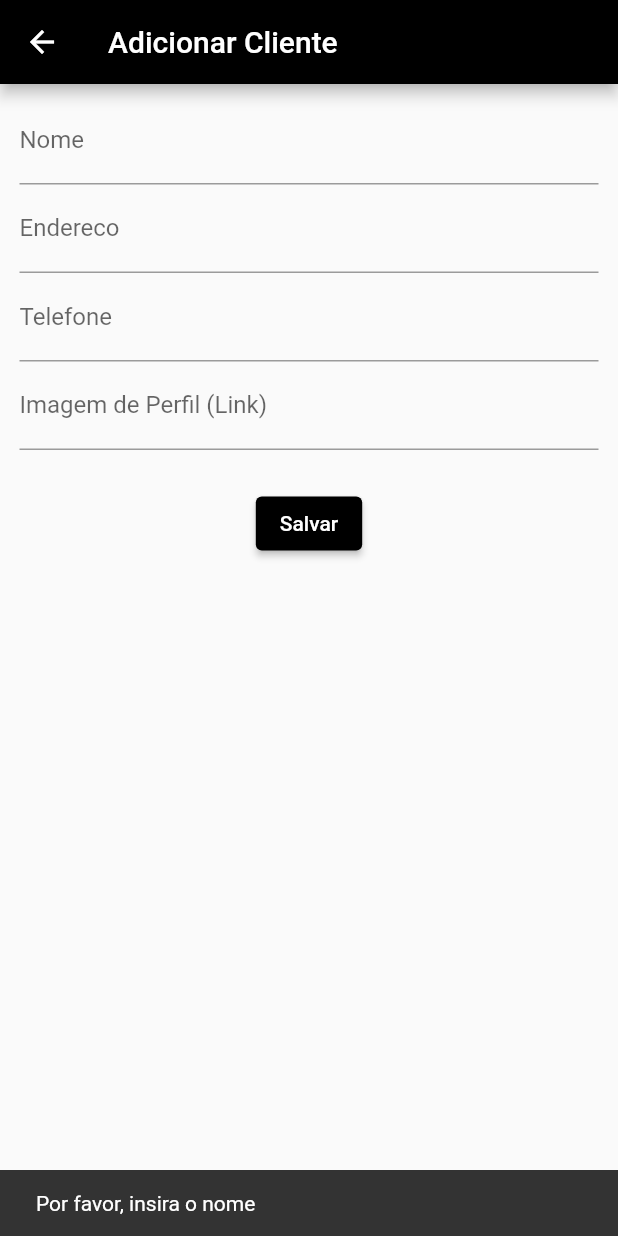
After one commit to LIL-YKY/AtmConsultorias, a Flutter app: the AdicionarCliente screen opened directly, after a tap on "Salvar", on a phone screen of 412 x 824 dp. The commit adds this screen. Run offline on Flutter 3.47's test engine with Material 2 defaults, Android fonts, the phone set to English and light mode, and no system bars; our stand-ins replace get, shared_preferences, sqflite; accounts and stored records are empty.

Commit message:
Alteracao no bd, novas funcionalidades, criacao de telas e componentes relacionado a tela Servicos e Clientes

```diff
--- a/lib/data/controller/clientesController.dart
+++ b/lib/data/controller/clientesController.dart
@@ -1,17 +1,56 @@
 import 'package:get/get.dart';
-import 'package:atm/data/database/dummy_cliente.dart';
-import '../models/cliente.dart';
+import 'package:atm/data/models/cliente.dart';
+import 'package:atm/data/database/atm_db.dart';
+import 'package:atm/data/database/database_service.dart';
 
-class ClientesController extends GetxController {
-  final _items = RxList<Cliente>(DUMMY_CLIENTES.values.toList());
 
-  List<Cliente> get all => _items;
+class ClienteController extends GetxController {
+  // Criar uma lista observável de clientes
+  var clientes = [].obs;
 
-  int get count => _items.length;
-
-  Cliente byIndex(int i){
-    return _items.value.elementAt(i);
+  @override
+  void onInit() {
+    super.onInit();
+    fetchClientes();
   }
 
+  void fetchClientes() async {
+    var dbClient = await DatabaseService().database;
+    List<Map> list = await dbClient.rawQuery('SELECT * FROM Cliente');
+    list.forEach((element) {
+      clientes.add(Cliente.fromMap(element.cast<String, dynamic>()));
+    });
+  }
 
+  void addCliente(Cliente cliente) async {
+    var dbClient = await DatabaseService().database;
+    cliente.id = await dbClient.insert('Cliente', cliente.toMap());
+    clientes.add(cliente);
+  }
+
+  void updateCliente(Cliente cliente) async {
+    var dbClient = await DatabaseService().database;
+    await dbClient.update(
+      'Cliente',
+      cliente.toMap(),
+      where: 'id = ?',
+      whereArgs: [cliente.id],
+    );
+
+    int index = clientes.indexWhere((c) => c.id == cliente.id);
+    if (index != -1) {
+      clientes[index] = cliente;
+    }
+  }
+
+  void deleteCliente(Cliente cliente) async {
+    var dbClient = await DatabaseService().database;
+    await dbClient.delete(
+      'Cliente',
+      where: 'id = ?',
+      whereArgs: [cliente.id],
+    );
+
+    clientes.remove(cliente);
+  }
 }
--- a/lib/data/controller/validacoes.dart
+++ b/lib/data/controller/validacoes.dart
@@ -1,4 +1,4 @@
-class Validacoes {
+class validacaoLogin {
   static String validarNomeUsuario(String value) {
     if (value.isEmpty) {
       return 'Por favor, insira um nome de usuário';
@@ -19,3 +19,48 @@ class Validacoes {
     return 'correto';
   }
 }
+
+class validacaoAddCliente{
+  String validarNome(String? valor) {
+    if (valor == null || valor.isEmpty) {
+      return 'Por favor, insira o nome';
+    }
+    return "correto";
+  }
+
+  String validarEndereco(String? valor) {
+    if (valor == null || valor.isEmpty) {
+      return 'Por favor, insira o endereço';
+    }
+    return "correto";
+  }
+
+  String validarTelefone(String? valor) {
+    if (valor == null || valor.isEmpty) {
+      return 'Por favor, insira o telefone';
+    }
+    return "correto";
+  }
+
+  String validarImagemPerfil(String? valor) {
+    if (valor == null || valor.isEmpty) {
+      return 'Por favor, insira o link da imagem de perfil';
+    }
+    return "correto";
+  }
+}
+
+class validacaoAddServico{
+  String validarDescicao(String? valor) {
+    if (valor == null || valor.isEmpty) {
+      return 'Por favor, insira o serviço';
+    }
+    return "correto";
+  }
+  String validarValor(String? valor) {
+    if (valor == null || valor.isEmpty) {
+      return 'Por favor, insira o Valor';
+    }
+    return "correto";
+  }
+}
--- a/lib/data/database/atm_db.dart
+++ b/lib/data/database/atm_db.dart
@@ -95,8 +95,9 @@ class AtmDB {
 
   Future<void> deleteServico(int id) async {
     final db = await database;
-    await db.delete(
+    await db.update(
       tableServicos,
+      {'deletado': 1},
       where: 'id = ?',
       whereArgs: [id],
     );
--- a/lib/data/database/dummy_cliente.dart
+++ b/lib/data/database/dummy_cliente.dart
@@ -1,32 +1,32 @@
 import 'package:atm/data/models/cliente.dart';
-
+/*
 const DUMMY_CLIENTES = {
   '1': const Cliente (
     id: '1',
-    name: 'Maria',
-    email: 'maria@Cliente.com.br',
-    avatarurl: 'https://cdn.pixabay.com/photo/2018/02/24/10/03/orange-3177693_1280.png',
+    nome: 'Maria',
+    endereco: 'maria@Cliente.com.br',
+    imagemPerfil: 'https://cdn.pixabay.com/photo/2018/02/24/10/03/orange-3177693_1280.png',
   ),
 
   '2': const Cliente (
     id: '2',
-    name: 'Joseph',
-    email: 'joseph@Cliente.com.br',
-    avatarurl: 'https://cdn.pixabay.com/photo/2018/05/26/18/06/dog-3431913_1280.jpg',
+    nome: 'Joseph',
+    endereco: 'joseph@Cliente.com.br',
+    imagemPerfil: 'https://cdn.pixabay.com/photo/2018/05/26/18/06/dog-3431913_1280.jpg',
   ),
 
   '3': const Cliente (
     id: '3',
-    name: 'Akin',
-    email: 'akin@Cliente.com.br',
-    avatarurl: 'https://cdn.pixabay.com/photo/2020/10/05/02/36/dragon-5627995_1280.png',
+    nome: 'Akin',
+    endereco: 'akin@Cliente.com.br',
+    imagemPerfil: 'https://cdn.pixabay.com/photo/2020/10/05/02/36/dragon-5627995_1280.png',
   ),
 
   '4': const Cliente (
     id: '4',
-    name: 'Kira',
-    email: 'kira@Cliente.com.br',
-    avatarurl: 'https://cdn.pixabay.com/photo/2012/04/26/19/47/penguin-42936_1280.png',
+    nome: 'Kira',
+    endereco: 'kira@Cliente.com.br',
+    imagemPerfil: 'https://cdn.pixabay.com/photo/2012/04/26/19/47/penguin-42936_1280.png',
   ),
 
-};
+};*/
--- a/lib/data/models/cliente.dart
+++ b/lib/data/models/cliente.dart
@@ -1,13 +1,38 @@
 class Cliente {
-  final String id;
-  final String name;
-  final String email;
-  final String avatarurl;
+  int id;
+  String nome;
+  String endereco;
+  String telefone;
+  String imagemPerfil;
+  int deletado;
 
-  const Cliente({
+  Cliente({
     required this.id,
-    required this.name,
-    required this.email,
-    required this.avatarurl
+    required this.nome,
+    required this.endereco,
+    required this.telefone,
+    required this.imagemPerfil,
+    required this.deletado,
   });
+
+  // Converter um Cliente em um Map
+  Map<String, dynamic> toMap() {
+    return {
+      'id': id,
+      'nome': nome,
+      'endereco': endereco,
+      'telefone': telefone,
+      'imagemPerfil': imagemPerfil,
+      'deletado': deletado,
+    };
+  }
+
+  // Converter um Map em um Cliente
+  Cliente.fromMap(Map<String, dynamic> map)
+      : id = map['id'],
+        nome = map['nome'],
+        endereco = map['endereco'],
+        telefone = map['telefone'],
+        imagemPerfil = map['imagemPerfil'],
+        deletado = map['deletado'];
 }
--- a/lib/ui/components/cliente_tile.dart
+++ b/lib/ui/components/cliente_tile.dart
@@ -9,13 +9,13 @@ class ClienteTile extends StatelessWidget {
 
   @override
   Widget build(BuildContext context) {
-    ClientesController clientesController;
-    final avatar= cliente.avatarurl == null || cliente.avatarurl.isEmpty ? CircleAvatar(child: Icon(Icons.person))
-        :CircleAvatar(backgroundImage: NetworkImage(cliente.avatarurl));
+    ClienteController clientesController;
+    final avatar= cliente.imagemPerfil == null || cliente.imagemPerfil.isEmpty ? CircleAvatar(child: Icon(Icons.person))
+        :CircleAvatar(backgroundImage: NetworkImage(cliente.imagemPerfil));
     return ListTile(
       leading: avatar,
-      title: Text(cliente.name),
-      subtitle: Text(cliente.email),
+      title: Text(cliente.nome),
+      subtitle: Text(cliente.endereco),
       trailing: Container(
         width: 100,
         child: Row( children: <Widget>[
--- /dev/null
+++ b/lib/ui/components/my_elevatedButton.dart
@@ -0,0 +1,72 @@
+import 'package:flutter/material.dart';
+
+class MyElevatedButton extends StatelessWidget {
+  final String texto;
+  final VoidCallback funcao;
+  final Color corCima;
+  final Color corFundo;
+
+  const MyElevatedButton({
+    Key? key,
+    required this.texto,
+    required this.funcao,
+    required this.corCima,
+    required this.corFundo,
+  }) : super(key: key);
+
+  @override
+  Widget build(BuildContext context) {
+    return ElevatedButton(
+      onPressed: funcao,
+      child: Text(texto),
+      style: ButtonStyle(
+        backgroundColor: MaterialStateProperty.all(corFundo),
+        foregroundColor: MaterialStateProperty.all(corCima),
+      ),
+    );
+  }
+}
+class MyElevatedButton2 extends StatelessWidget {
+  final String texto;
+  final VoidCallback funcao;
+
+  const MyElevatedButton2({
+    Key? key,
+    required this.texto,
+    required this.funcao,
+  }) : super(key: key);
+
+  @override
+  Widget build(BuildContext context) {
+    return ElevatedButton(
+      onPressed: funcao,
+      child: Text(texto),
+      style: ButtonStyle(
+        backgroundColor: MaterialStateProperty.all(Colors.black),
+        foregroundColor: MaterialStateProperty.all(Colors.white),
+      ),
+    );
+  }
+}
+
+
+class MyElevatedButtonSalvar extends StatelessWidget {
+  final VoidCallback funcao;
+
+  const MyElevatedButtonSalvar({
+    Key? key,
+    required this.funcao,
+  }) : super(key: key);
+
+  @override
+  Widget build(BuildContext context) {
+    return ElevatedButton(
+      onPressed: funcao,
+      child: Text("Salvar"),
+      style: ButtonStyle(
+        backgroundColor: MaterialStateProperty.all(Colors.black),
+        foregroundColor: MaterialStateProperty.all(Colors.white),
+      ),
+    );
+  }
+}
--- a/lib/ui/components/my_textfield.dart
+++ b/lib/ui/components/my_textfield.dart
@@ -34,3 +34,41 @@ class MyTextField extends StatelessWidget {
     );
   }
 }
+
+class MyTextField2 extends StatelessWidget {
+  final controller;
+  final String hintText;
+  final String labelText;
+  final bool obscureText;
+
+  const MyTextField2({
+    super.key,
+    required this.controller,
+    required this.hintText,
+    required this.labelText,
+    required this.obscureText,
+  });
+
+  @override
+  Widget build(BuildContext context) {
+    return Padding(padding: EdgeInsets.symmetric(horizontal: 5.0),
+      child: TextField(
+        controller: controller,
+        obscureText: obscureText,
+        decoration: InputDecoration(
+            labelText: labelText,
+            /*enabledBorder: const OutlineInputBorder(
+              borderSide: BorderSide(color: Colors.white),
+            ),
+            focusedBorder: OutlineInputBorder(
+              borderSide: BorderSide(color: Colors.grey.shade400),
+            ),
+            fillColor: Colors.grey.shade200,
+            filled: true,*/
+            hintText: hintText,
+            hintStyle: TextStyle(color: Colors.grey[700])),
+
+      ),
+    );
+  }
+}
--- /dev/null
+++ b/lib/ui/pages/telaAddCliente.dart
@@ -0,0 +1,104 @@
+import 'package:atm/data/controller/validacoes.dart';
+import 'package:atm/ui/components/my_elevatedButton.dart';
+import 'package:atm/ui/components/my_textfield.dart';
+import 'package:flutter/material.dart';
+import 'package:get/get.dart';
+
+import '../../data/controller/clientesController.dart';
+import '../../data/models/cliente.dart';
+
+class AdicionarCliente extends StatelessWidget {
+  final nomeController = TextEditingController();
+  final enderecoController = TextEditingController();
+  final telefoneController = TextEditingController();
+  final imagemPerfilController = TextEditingController();
+
+  @override
+  Widget build(BuildContext context) {
+    return Scaffold(
+      appBar: AppBar(
+        title: Text('Adicionar Cliente'),
+        backgroundColor: Colors.black,
+      ),
+      body: Padding(
+        padding: const EdgeInsets.all(8.0),
+        child: Column(
+          children: <Widget>[
+            MyTextField2(
+              controller: nomeController,
+              hintText: '',
+              labelText: "Nome",
+              obscureText: false,
+            ),
+            MyTextField2(
+              controller: enderecoController,
+              hintText: '',
+              labelText: "Endereco",
+              obscureText: false,
+            ),
+            MyTextField2(
+              controller: telefoneController,
+              hintText: '',
+              labelText: "Telefone",
+              obscureText: false,
+            ),
+            MyTextField2(
+              controller: imagemPerfilController,
+              hintText: '',
+              labelText: "Imagem de Perfil (Link)",
+              obscureText: false,
+            ),
+            SizedBox.fromSize(size:Size(0, 25)),
+            MyElevatedButtonSalvar(
+                funcao: (){
+                  _Salvar(context);
+                }
+            )
+          ],
+        ),
+      ),
+    );
+  }
+  _Salvar(context) {
+    var validacao = validacaoAddCliente();
+
+    String? nomeCliente = validacao.validarNome(nomeController.text);
+    String? telefoneCliente = validacao.validarTelefone(telefoneController.text);
+    String? enderecoCliente = validacao.validarEndereco(enderecoController.text);
+    String? imagemCliente = validacao.validarImagemPerfil(imagemPerfilController.text);
+
+    String? erro;
+    if (nomeCliente != "correto") {
+      erro = nomeCliente;
+    } else if (telefoneCliente != "correto") {
+      erro = telefoneCliente;
+    } else if (enderecoCliente != "correto") {
+      erro = enderecoCliente;
+    } else if (imagemCliente != "correto") {
+      erro = imagemCliente;
+    }
+
+    if (erro != null) {
+      ScaffoldMessenger.of(context).showSnackBar(
+        SnackBar(content: Text(erro)),
+      );
+    } else {
+      var novoCliente = Cliente(
+        id: 0, // O id será gerado automaticamente pelo banco de dados
+        nome: nomeController.text,
+        endereco: enderecoController.text,
+        telefone: telefoneController.text,
+        imagemPerfil: imagemPerfilController.text,
+        deletado: 0,
+      );
+
+      // Obter o ClienteController
+      final ClienteController clientesController = Get.find();
+
+      // Adicionar o novo cliente
+      clientesController.addCliente(novoCliente);
+      Navigator.pop(context);
+    }
+  }
+
+}
--- a/lib/ui/pages/telaLogin.dart
+++ b/lib/ui/pages/telaLogin.dart
@@ -161,8 +161,8 @@ class _LoginState extends State<Login> {
   }
 
   _Entrar() {
-    String nomeUsuarioError = Validacoes.validarNomeUsuario(usernameController.text);
-    String senhaError = Validacoes.validarSenha(passwordController.text);
+    String nomeUsuarioError = validacaoLogin.validarNomeUsuario(usernameController.text);
+    String senhaError = validacaoLogin.validarSenha(passwordController.text);
 
     if (nomeUsuarioError != "correto") {
       ScaffoldMessenger.of(context).showSnackBar(
--- a/lib/ui/theme/tema.dart
+++ b/lib/ui/theme/tema.dart
@@ -4,6 +4,7 @@ import 'package:flutter/material.dart';
 
 ThemeData lightmode = ThemeData(
     brightness: Brightness.light,
+    primaryColor: Colors.black,
     colorScheme: ColorScheme.light(
       background: Colors.white,
     )
@@ -13,6 +14,7 @@ ThemeData lightmode = ThemeData(
 
 ThemeData darktmode = ThemeData(
     brightness: Brightness.dark,
+    primaryColor: Colors.black,
     colorScheme: ColorScheme.dark(
       background: Colors.grey.shade900,
     )
```
Also changed, not shown: lib/data/database/database_service.dart (+7 -1 lines), lib/main.dart (+15 -1 lines), lib/ui/pages/telaAddServico.dart (added, +43 -0 lines), lib/ui/pages/telaCliente.dart (+11 -5 lines), lib/ui/pages/telaServico.dart (+22 -19 lines).
